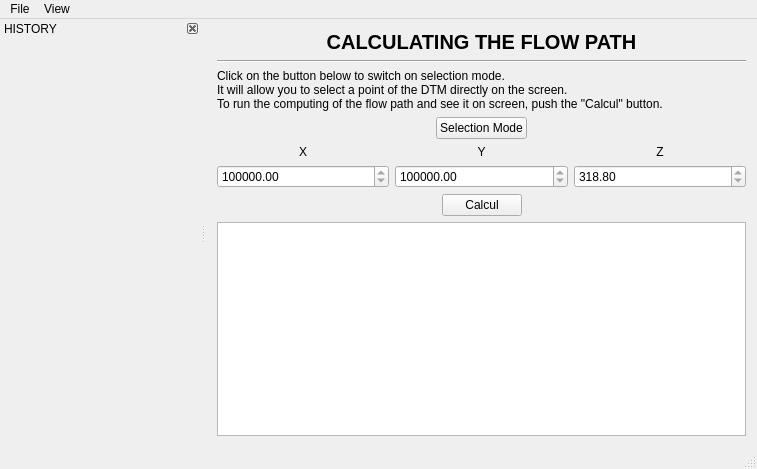
Old version of the form src/mainwindow.ui in the repository clemousse/megafi.
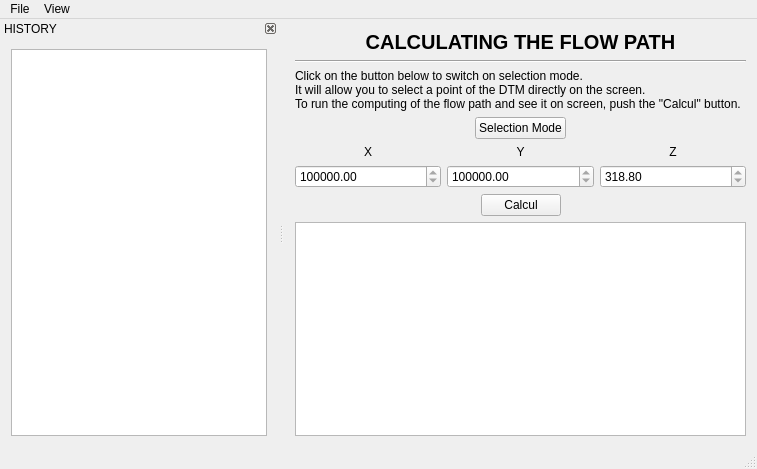
New version of the form. Custom widgets are drawn as their Qt base class.

Commit message: Add paths to history

Diff of the .ui file:
```diff
--- a/src/mainwindow.ui
+++ b/src/mainwindow.ui
@@ -417,7 +417,13 @@
    <attribute name="dockWidgetArea">
     <number>1</number>
    </attribute>
-   <widget class="QWidget" name="dockWidgetContents_8"/>
+   <widget class="QWidget" name="dockWidgetContents_8">
+    <layout class="QVBoxLayout" name="verticalLayout">
+     <item>
+      <widget class="QListWidget" name="pathList"/>
+     </item>
+    </layout>
+   </widget>
   </widget>
   <action name="actionOpen_DTM_file">
    <property name="text">
```
Left out of the diff: 2 changed lines with no effect on the pictures. The commit also changes 3 other files.
